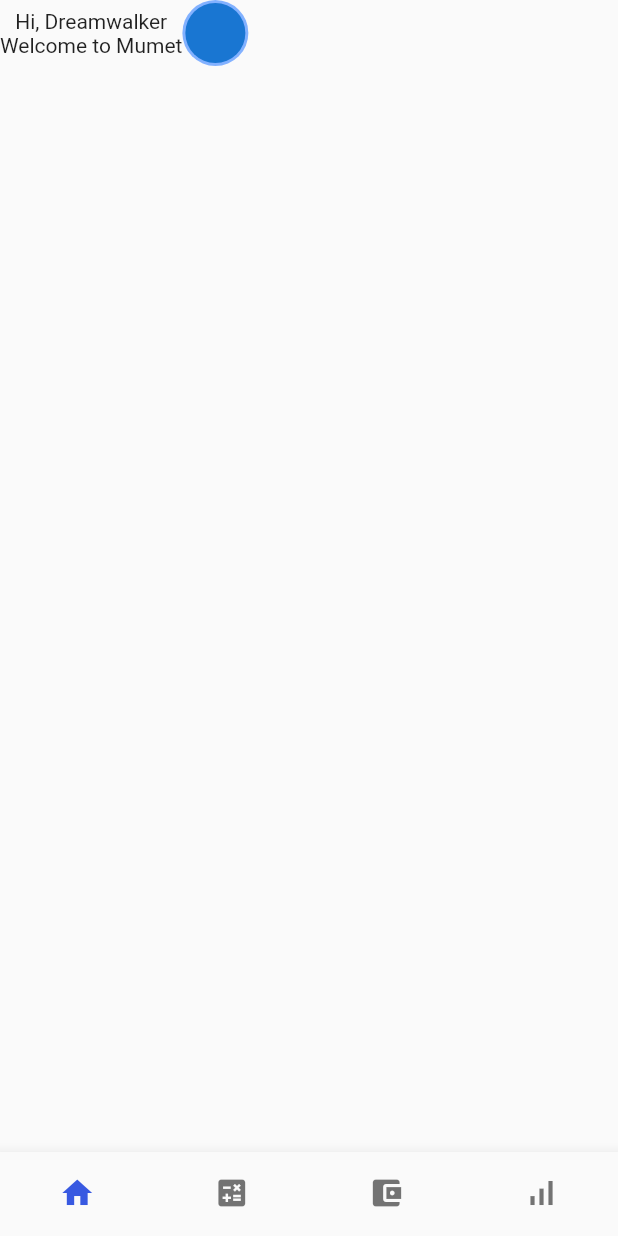
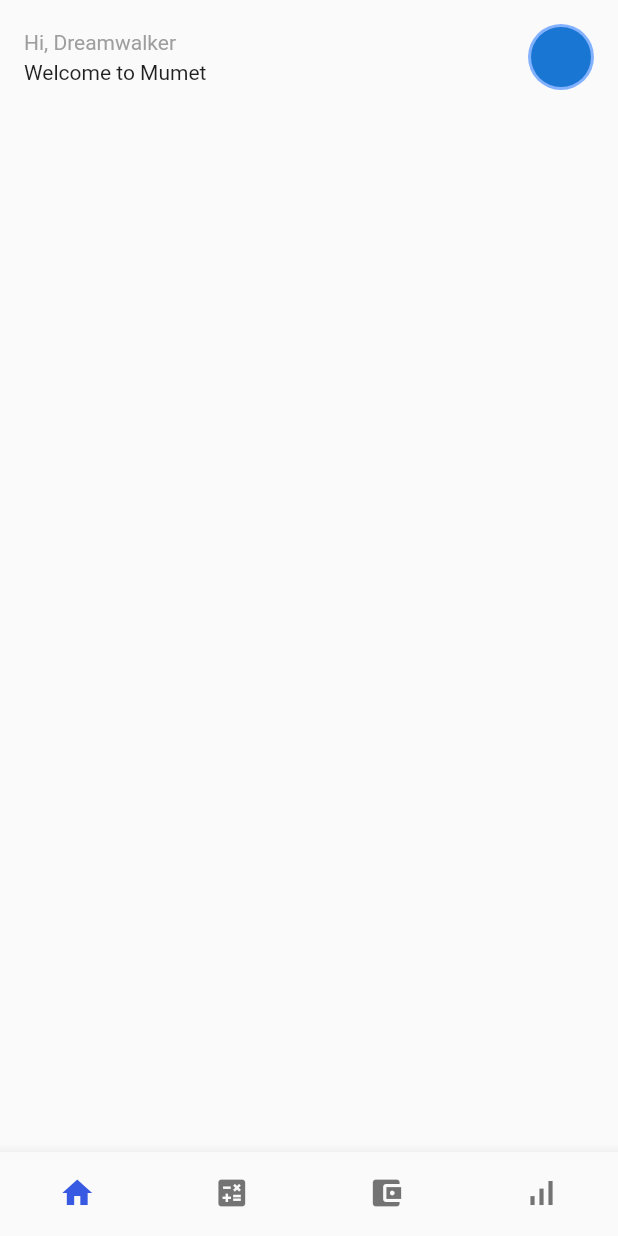
Before and after one commit to JAICHANGPARK/flutter_notebook_17th_story, a Flutter app: the screen it shows after launch, on a phone screen of 412 x 824 dp. Run offline on Flutter 3.47's test engine with Material 2 defaults, Android fonts, the phone set to English and light mode, and no system bars; our stand-ins replace cached_network_image, flutter_riverpod, ionicons.

Commit message:
Update finance_home_component.dart

```diff
--- a/lib/ep1004_finance_app/src/ui/finance_home_component.dart
+++ b/lib/ep1004_finance_app/src/ui/finance_home_component.dart
@@ -5,27 +5,40 @@ class FinanceHomeComponent extends StatelessWidget {
 
   @override
   Widget build(BuildContext context) {
-    return Column(
+    return SafeArea(
+      child: Column(
         children: [
-        Row(
+          Padding(
+            padding: const EdgeInsets.all(16.0),
+            child: Row(
               children: [
                 Column(
+                  crossAxisAlignment: CrossAxisAlignment.start,
                   children: [
-                Text("Hi, Dreamwalker"),
-                Text("Welcome to Mumet"),
+                    const Text(
+                      "Hi, Dreamwalker",
+                      style: TextStyle(
+                        color: Colors.grey,
+                      ),
+                    ),
+                    SizedBox(height: 4,),
+                    const Text("Welcome to Mumet"),
                   ],
                 ),
+                const Spacer(),
                 Container(
                   decoration: BoxDecoration(
                     color: Colors.blueAccent[100],
                     shape: BoxShape.circle,
                   ),
-              padding: EdgeInsets.all(2),
-              child: CircleAvatar(),
+                  padding: const EdgeInsets.all(2),
+                  child: const CircleAvatar(),
                 )
               ],
+            ),
           )
         ],
+      ),
     );
   }
 }
```
Lines whose indentation alone changed are shown as unchanged.
